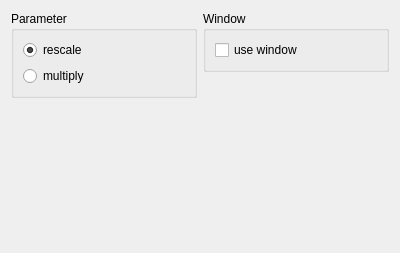
Old version of the form source/modules/image_view_control/ImageViewControlWidget.ui in the repository josefkoller/ambient_image_processor.
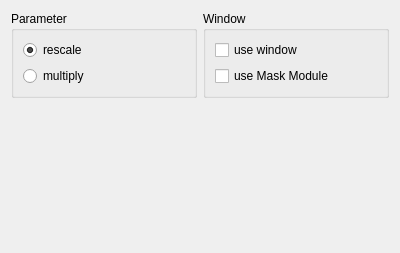
New version of the form.

Commit message: image view option to use the mask module, add rescale intensity processor

Diff of the .ui file:
```diff
--- a/source/modules/image_view_control/ImageViewControlWidget.ui
+++ b/source/modules/image_view_control/ImageViewControlWidget.ui
@@ -71,6 +71,13 @@
         </property>
        </widget>
       </item>
+      <item>
+       <widget class="QCheckBox" name="use_mask_module_checkbox">
+        <property name="text">
+         <string>use Mask Module</string>
+        </property>
+       </widget>
+      </item>
      </layout>
     </widget>
    </item>
```
The commit also changes 13 other files.
